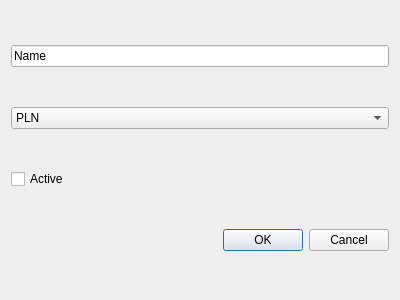
Qt form savings/form/AssetEd.ui (lukasszz/savings) before a commit.
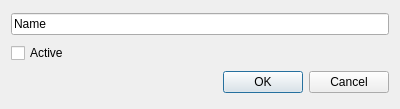
The same form after that commit.

```diff
--- a/savings/form/AssetEd.ui
+++ b/savings/form/AssetEd.ui
@@ -7,7 +7,7 @@
     <x>0</x>
     <y>0</y>
     <width>400</width>
-    <height>300</height>
+    <height>109</height>
    </rect>
   </property>
   <property name="windowTitle">
@@ -21,25 +21,6 @@
      </property>
     </widget>
    </item>
-   <item>
-    <widget class="QComboBox" name="currency">
-     <item>
-      <property name="text">
-       <string>PLN</string>
-      </property>
-     </item>
-     <item>
-      <property name="text">
-       <string>EUR</string>
-      </property>
-     </item>
-     <item>
-      <property name="text">
-       <string>USD</string>
-      </property>
-     </item>
-    </widget>
-   </item>
    <item>
     <widget class="QCheckBox" name="active">
      <property name="text">
```
